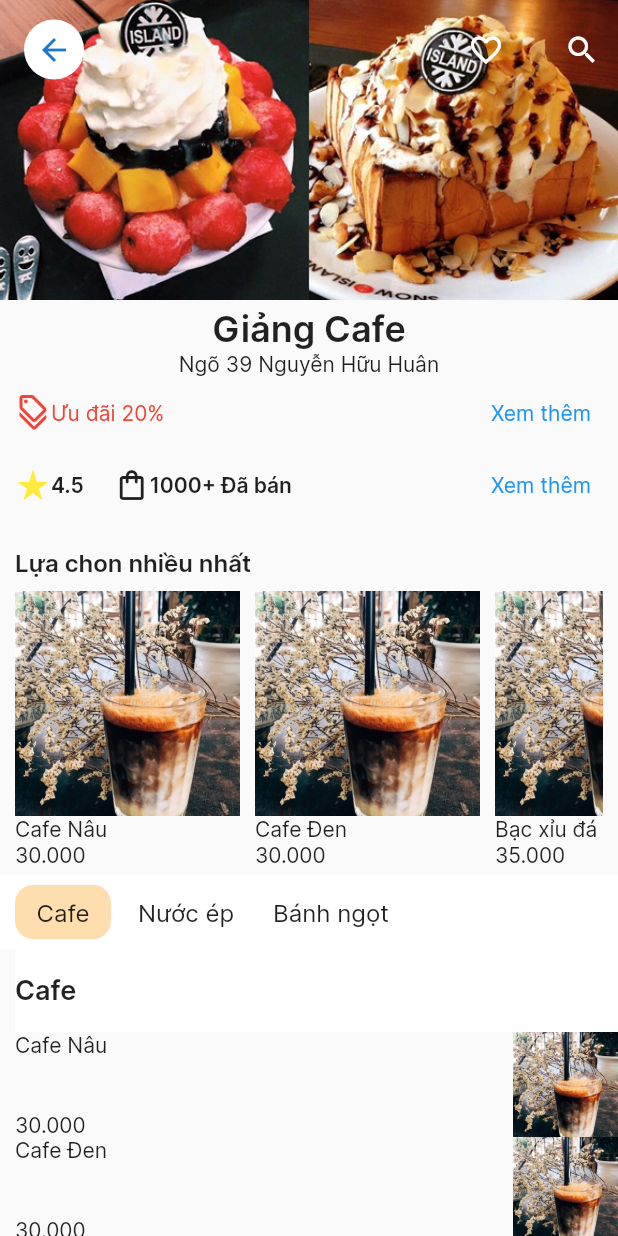
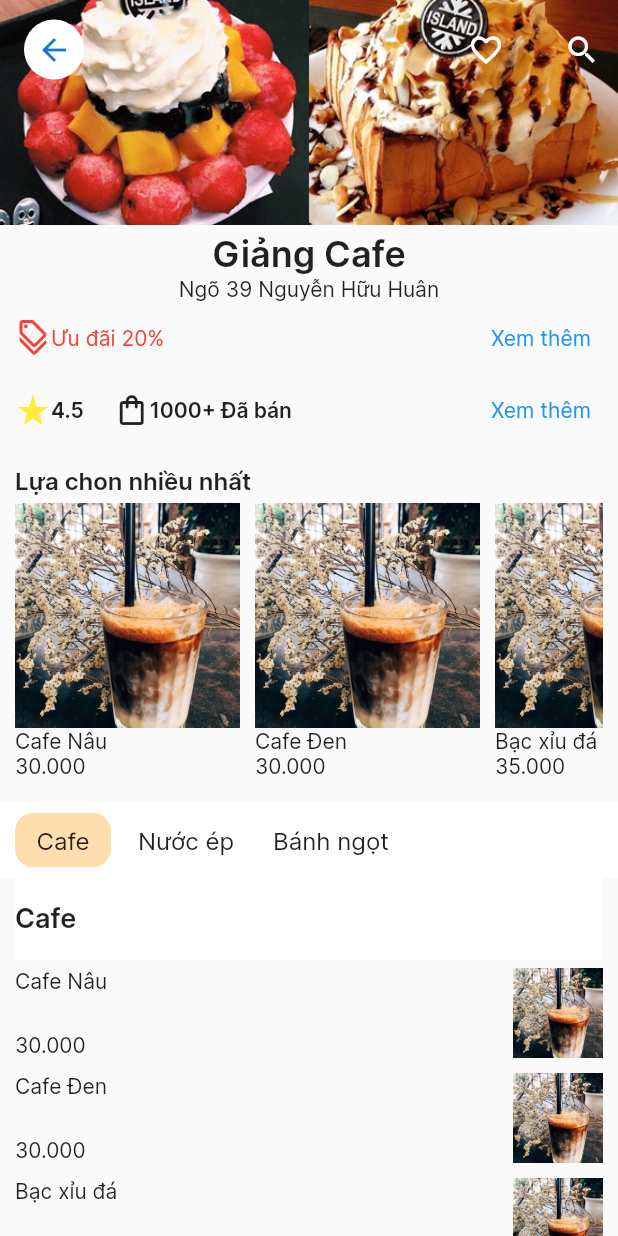
Before and after one commit to nhloc/coffeeshop, a Flutter app: the HomePage screen opened by its route, after a tap on "4.5", on a phone screen of 412 x 824 dp. Run offline on Flutter 3.47's test engine with Material 2 defaults, Android fonts, the phone set to English and light mode, and no system bars; our stand-ins replace get.

Commit message:
update scroll view

```diff
--- a/lib/state_management/core/constants.dart
+++ b/lib/state_management/core/constants.dart
@@ -6,8 +6,10 @@ const double defautltTextSize18 = 18;
 const double defautltHorizontal = 10;
 const double defautltVertical = 5;
 
-const double appBarHeight = 200;
+const double appBarHeight = 150;
 const double appInforHeight = 150;
 const double appBarPinnedHeight = 40;
-const double heightCategoryItem = 55.0;
-const double heightItem = 100.0;
+const double categoryItemHeight = 55;
+const double itemHeight = 100.0;
+const double productHeight = 150;
+const double productItemHeight = 70;
--- a/lib/state_management/core/data_product.dart
+++ b/lib/state_management/core/data_product.dart
@@ -167,6 +167,7 @@ class DataProduct {
           image: "assets/images/product_3.jpg",
         ),
       ],
-    )
+    ),
+
   ];
 }
--- a/lib/state_management/presentation/pages/home/shop/product_category_page.dart
+++ b/lib/state_management/presentation/pages/home/shop/product_category_page.dart
@@ -7,7 +7,7 @@ class ProductCategoryPage extends StatelessWidget {
   @override
   Widget build(BuildContext context) {
     return Container(
-        height: heightCategoryItem,
+        height: categoryItemHeight,
         alignment: Alignment.centerLeft,
         color: Colors.white,
         child: Text(
--- a/lib/state_management/presentation/pages/home/shop/product_view.dart
+++ b/lib/state_management/presentation/pages/home/shop/product_view.dart
@@ -1,3 +1,4 @@
+import 'package:coffeeshop/state_management/core/constants.dart';
 import 'package:flutter/material.dart';
 
 class ProductView extends StatelessWidget {
@@ -16,7 +17,9 @@ class ProductView extends StatelessWidget {
       mainAxisAlignment: MainAxisAlignment.spaceBetween,
       children: [
         SizedBox(
-          height: 70,
+          height: productItemHeight,
+          child: Padding(
+            padding: const EdgeInsets.only(top: 5, bottom: 5),
             child: Column(
               mainAxisAlignment: MainAxisAlignment.spaceBetween,
               crossAxisAlignment: CrossAxisAlignment.start,
@@ -30,8 +33,9 @@ class ProductView extends StatelessWidget {
               ],
             ),
           ),
+        ),
         SizedBox(
-          width: 70,
+          width: productItemHeight - 10,
           child: Image.asset(image!),
         )
       ],
--- a/lib/state_management/presentation/pages/home/shop/shop_page.dart
+++ b/lib/state_management/presentation/pages/home/shop/shop_page.dart
@@ -1,5 +1,3 @@
-import 'dart:ffi';
-
 import 'package:coffeeshop/state_management/core/constants.dart';
 import 'package:coffeeshop/state_management/core/data_product.dart';
 import 'package:coffeeshop/state_management/domain/entities/product.dart';
@@ -11,7 +9,6 @@ import 'package:coffeeshop/state_management/presentation/pages/home/shop/shop_pa
 import 'package:coffeeshop/state_management/presentation/pages/home/shop/shop_page_product_category.dart';
 import 'package:coffeeshop/state_management/presentation/pages/home/shop/shop_page_product_view.dart';
 import 'package:flutter/material.dart';
-import 'package:get/get_connect/http/src/utils/utils.dart';
 
 class ShopPage extends StatefulWidget {
   const ShopPage(
@@ -33,7 +30,12 @@ class _ShopPageState extends State<ShopPage> {
   final List<ProductCategory> items = DataProduct.items;
   final data = DataProduct.items[0].products;
   final scrollController = ScrollController();
-  double heightInfor = appBarHeight + appInforHeight*2 + 60 - appBarPinnedHeight;
+  double heightInfor = appBarHeight +
+      appInforHeight +
+      25 +
+      itemHeight * 2 +
+      defautltVertical * 2 -
+      appBarPinnedHeight;
   int selectTab = 0;
   List<double> breakPoints = [];
   List<ProductItem> productItem = [];
@@ -55,7 +57,9 @@ class _ShopPageState extends State<ShopPage> {
         totalItem += items[i].products!.length;
       }
       scrollController.animateTo(
-        heightInfor + (heightItem * totalItem) + heightCategoryItem * index,
+        heightInfor +
+            (productItemHeight * totalItem) +
+            categoryItemHeight * index,
         duration: const Duration(microseconds: 500),
         curve: Curves.ease,
       );
@@ -76,13 +80,14 @@ class _ShopPageState extends State<ShopPage> {
 
   void createBreakPoint() {
     double breakPoint0 = heightInfor +
-        heightCategoryItem +
-        heightItem * items[0].products!.length;
+        categoryItemHeight +
+        productItemHeight * items[0].products!.length;
     breakPoints.add(breakPoint0);
+
     for (int i = 1; i < items.length; i++) {
       double breakPoint = breakPoints.last +
-          heightCategoryItem +
-          heightItem * items[i].products!.length;
+          categoryItemHeight +
+          productItemHeight * items[i].products!.length;
       breakPoints.add(breakPoint);
     }
   }
@@ -95,7 +100,7 @@ class _ShopPageState extends State<ShopPage> {
             selectTab = 0;
           });
         }
-      } else if (breakPoints[i - 1] <= offset && offset < breakPoints[i]) {
+      } else if (breakPoints[i - 1] <= offset && offset <= breakPoints[i]) {
         if (selectTab != i) {
           setState(() {
             selectTab = i;
@@ -113,10 +118,10 @@ class _ShopPageState extends State<ShopPage> {
         slivers: [
           ShopPageAppBar(image: widget.image),
           SliverPadding(
-            padding: const EdgeInsets.symmetric(vertical: 5, horizontal: 10),
+            padding: const EdgeInsets.only(left: 10, right: 10, top: 5),
             sliver: SliverToBoxAdapter(
               child: SizedBox(
-                height: appInforHeight,
+                height: 150,
                 child: Column(
                   children: [
                     Text(
@@ -173,8 +178,10 @@ class _ShopPageState extends State<ShopPage> {
             ),
           ),
           SliverPadding(
-            padding: const EdgeInsets.symmetric(horizontal: 10, vertical: 5),
+            padding: const EdgeInsets.only(left: 10, right: 10, top: 5),
             sliver: SliverToBoxAdapter(
+              child: SizedBox(
+                height: 20,
                 child: Row(
                   children: const [
                     Text(
@@ -187,11 +194,14 @@ class _ShopPageState extends State<ShopPage> {
                 ),
               ),
             ),
+          ),
           SliverPadding(
-            padding: const EdgeInsets.symmetric(horizontal: 10, vertical: 5),
+            padding: const EdgeInsets.only(left: 10, right: 10, top: 5),
             sliver: SliverToBoxAdapter(
               child: SingleChildScrollView(
                 scrollDirection: Axis.horizontal,
+                child: SizedBox(
+                  height: itemHeight * 2,
                   child: Row(
                     children: List.generate(5, (index) {
                       Product pro = data![index];
@@ -208,6 +218,7 @@ class _ShopPageState extends State<ShopPage> {
                 ),
               ),
             ),
+          ),
           SliverPersistentHeader(
               pinned: true,
               delegate: ShopPageProductCategories(
@@ -215,7 +226,8 @@ class _ShopPageState extends State<ShopPage> {
                 selectedIndex: selectTab,
               )),
           SliverPadding(
-            padding: const EdgeInsets.only(left: defautltHorizontal),
+            padding: const EdgeInsets.only(
+                left: defautltHorizontal, right: defautltHorizontal),
             sliver: SliverList(
               delegate: SliverChildBuilderDelegate(
                 (context, categoryIndex) {
--- a/lib/state_management/presentation/pages/home/shop/shop_page_product_view.dart
+++ b/lib/state_management/presentation/pages/home/shop/shop_page_product_view.dart
@@ -1,3 +1,4 @@
+import 'package:coffeeshop/state_management/core/constants.dart';
 import 'package:flutter/material.dart';
 
 class ShopPageProductView extends StatelessWidget {
@@ -16,7 +17,7 @@ class ShopPageProductView extends StatelessWidget {
       crossAxisAlignment: CrossAxisAlignment.start,
       children: [
         SizedBox(
-          width: 150,
+          width: productHeight,
           child: Image.asset(image!),
         ),
         Text(
--- a/lib/state_management/state_management.dart
+++ b/lib/state_management/state_management.dart
@@ -12,7 +12,7 @@ class StateManagenment extends StatelessWidget {
   Widget build(BuildContext context) {
     return GetMaterialApp(
       home: const SplashPage(),
-      initialRoute: AppRoutes.home,
+      initialRoute: AppRoutes.splash,
       getPages: AppPages.pages,
       initialBinding: MainBinding(),
       theme: ThemeData(fontFamily: "Inter"),
```
Lines whose indentation alone changed are shown as unchanged.
